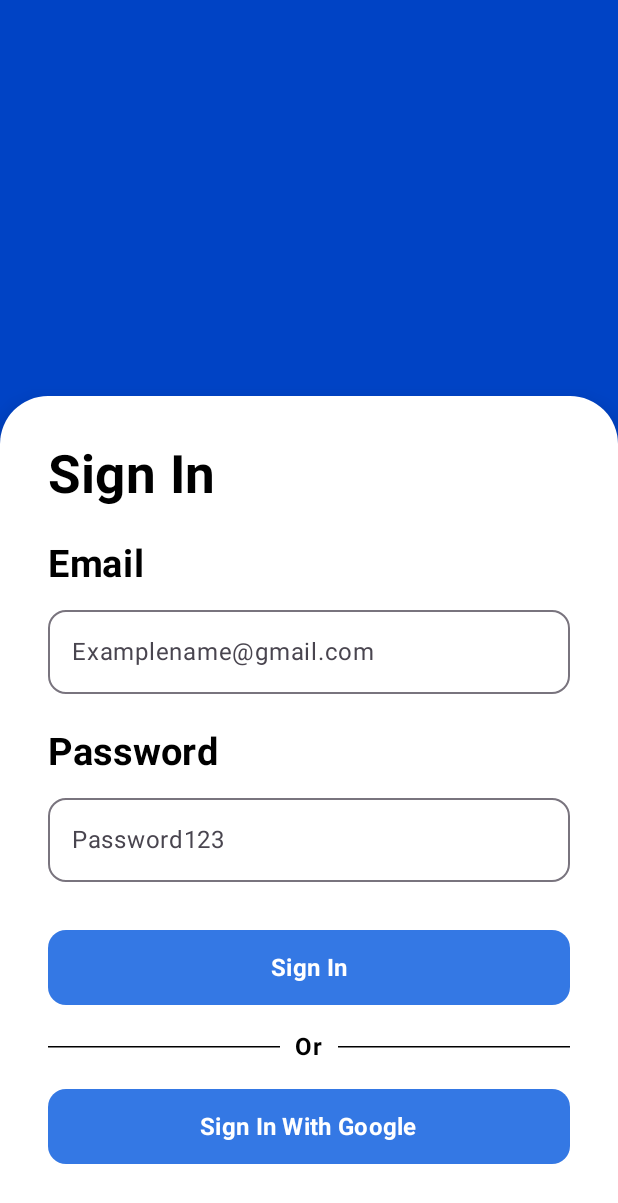
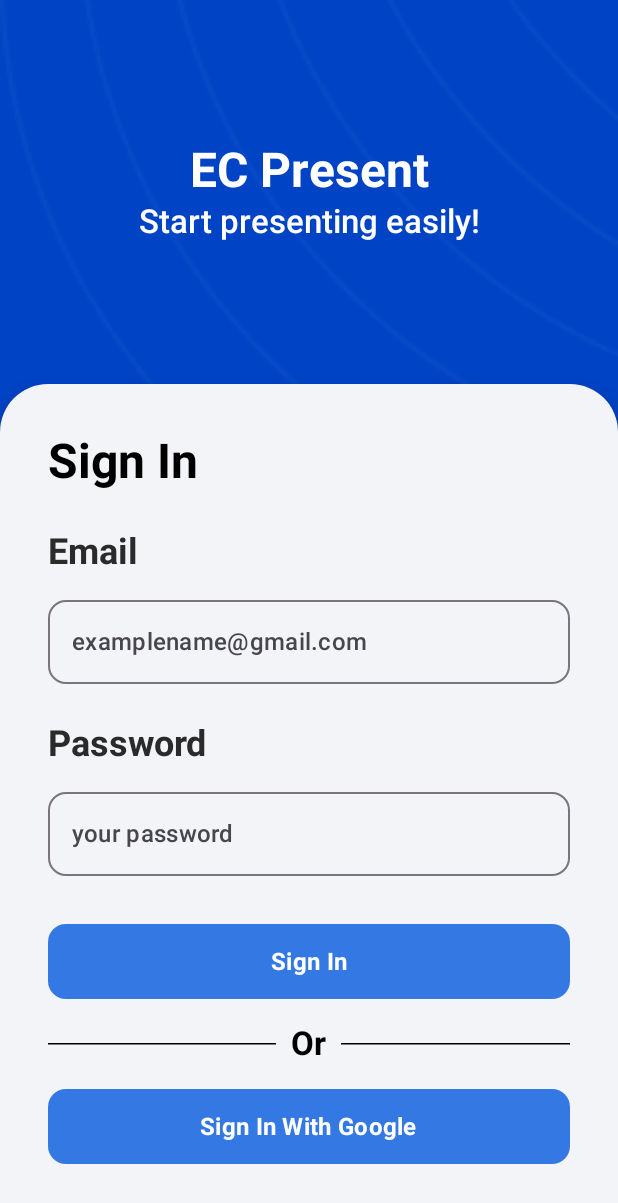
Before and after one commit to UCYenyen/ECPresentFrontend, an Android app built with Jetpack Compose: the @Preview function SignInViewPreview, on a phone screen of 412 x 824 dp. Shown: the top 1203 px of the screen. Run offline under Robolectric (Android 15) with nearby library versions, the phone set to English and light mode, and no system bars.

Commit message:
auth_fix_project_consistency

```diff
--- a/app/src/main/java/com/example/ecpresent/ui/theme/Color.kt
+++ b/app/src/main/java/com/example/ecpresent/ui/theme/Color.kt
@@ -10,3 +10,5 @@ val PresentActionButtonStroke = Color(0XFFF4F4F4).copy(.6f)
 
 val PresentActionButtonBackground = Color(0XFFFFFFFF).copy(.25f)
 val ButtonColor = Color(0xFF3478E4)
+
+val labelLabelColors = Color(0xFF2A2A2A)
--- a/app/src/main/java/com/example/ecpresent/ui/theme/Theme.kt
+++ b/app/src/main/java/com/example/ecpresent/ui/theme/Theme.kt
@@ -17,7 +17,8 @@ private val DarkColorScheme = darkColorScheme(
     surface = MainBackground,
     onSurface = Color.Black,
     primaryContainer = ButtonColor,
-    onPrimaryContainer = Color.White
+    onPrimaryContainer = Color.White,
+    onSecondary = labelLabelColors
 )
 
 private val LightColorScheme = lightColorScheme(
@@ -26,7 +27,8 @@ private val LightColorScheme = lightColorScheme(
     surface = MainBackground,
     onSurface = Color.Black,
     primaryContainer = ButtonColor,
-    onPrimaryContainer = Color.White
+    onPrimaryContainer = Color.White,
+    onSecondary = labelLabelColors
 )
 @Composable
 fun ECPresentTheme(
--- a/app/src/main/java/com/example/ecpresent/ui/view/components/pages/auth/signInSection.kt
+++ b/app/src/main/java/com/example/ecpresent/ui/view/components/pages/auth/signInSection.kt
@@ -1,16 +1,14 @@
 package com.example.ecpresent.ui.view.components.pages.auth
 
-import androidx.compose.foundation.background
-import androidx.compose.foundation.layout.Box
 import androidx.compose.foundation.layout.Column
 import androidx.compose.foundation.layout.Row
 import androidx.compose.foundation.layout.Spacer
-import androidx.compose.foundation.layout.fillMaxSize
 import androidx.compose.foundation.layout.fillMaxWidth
 import androidx.compose.foundation.layout.height
 import androidx.compose.foundation.layout.padding
 import androidx.compose.foundation.shape.RoundedCornerShape
 import androidx.compose.material3.Button
+import androidx.compose.material3.ButtonDefaults
 import androidx.compose.material3.Card
 import androidx.compose.material3.CardDefaults
 import androidx.compose.material3.HorizontalDivider
@@ -28,7 +26,6 @@ import androidx.compose.ui.graphics.Color
 import androidx.compose.ui.text.font.FontWeight
 import androidx.compose.ui.tooling.preview.Preview
 import androidx.compose.ui.unit.dp
-import androidx.compose.ui.unit.sp
 import com.example.ecpresent.ui.theme.ECPresentTheme
 
 @Composable
@@ -36,38 +33,33 @@ fun SignInSection() {
     var emailText by remember { mutableStateOf("") }
     var passwordDummy by remember { mutableStateOf("") }
 
-    Box(
-        modifier = Modifier
-            .fillMaxSize()
-            .background(color = MaterialTheme.colorScheme.background)
-    ) {
     Card(
         modifier = Modifier
-                .fillMaxWidth()
-                .align(Alignment.BottomCenter),
+            .fillMaxWidth(),
         shape = RoundedCornerShape(topStart = 32.dp, topEnd = 32.dp),
         colors = CardDefaults.cardColors(
-                containerColor = Color.White
+            containerColor = MaterialTheme.colorScheme.surface
         ),
         elevation = CardDefaults.cardElevation(defaultElevation = 8.dp)
     ) {
         Column(
             modifier = Modifier
                 .fillMaxWidth()
-                    .padding(32.dp) // Padding dalam card agar lega
+                .padding(32.dp)
         ) {
             Text(
                 text = "Sign In",
-                    fontSize = 35.sp,
+                style = MaterialTheme.typography.headlineLarge,
                 fontWeight = FontWeight.Bold,
-                    color = Color.Black
+                color = MaterialTheme.colorScheme.onSurface
             )
 
             Spacer(modifier = Modifier.height(24.dp))
             Text(
                 text = "Email",
-                    fontSize = 25.sp,
+                style = MaterialTheme.typography.headlineSmall,
                 fontWeight = FontWeight.Bold,
+                color = MaterialTheme.colorScheme.onSecondary
             )
 
             Spacer(modifier = Modifier.height(8.dp))
@@ -76,7 +68,7 @@ fun SignInSection() {
                 value = emailText,
                 onValueChange = { emailText = it },
                 modifier = Modifier.fillMaxWidth(),
-                    label = { Text("Examplename@gmail.com") },
+                label = { Text("examplename@gmail.com", style = MaterialTheme.typography.titleMedium) },
                 shape = RoundedCornerShape(12.dp),
                 singleLine = true
             )
@@ -84,8 +76,9 @@ fun SignInSection() {
             Spacer(modifier = Modifier.height(24.dp))
             Text(
                 text = "Password",
-                    fontSize = 25.sp,
+                style = MaterialTheme.typography.headlineSmall,
                 fontWeight = FontWeight.Bold,
+                color = MaterialTheme.colorScheme.onSecondary
             )
 
             Spacer(modifier = Modifier.height(8.dp))
@@ -94,26 +87,25 @@ fun SignInSection() {
                 value = passwordDummy,
                 onValueChange = { passwordDummy = it },
                 modifier = Modifier.fillMaxWidth(),
-                    label = { Text("Password123") },
+                label = { Text("your password", style = MaterialTheme.typography.titleMedium) },
                 shape = RoundedCornerShape(12.dp),
                 singleLine = true
             )
-                // Jarak sebelum tombol Sign In
             Spacer(modifier = Modifier.height(32.dp))
 
-                // TOMBOL SIGN IN
             Button(
                 onClick = { },
                 modifier = Modifier.fillMaxWidth().height(50.dp),
                 shape = RoundedCornerShape(12.dp),
                 colors = androidx.compose.material3.ButtonDefaults.buttonColors(
-                        containerColor = Color(0xFF3478E4) // Warna biru mirip gambar
+                    containerColor = Color(0xFF3478E4)
                 )
             ) {
                 Text(
                     "Sign In",
                     style = MaterialTheme.typography.titleMedium,
-                        fontWeight = FontWeight.Bold
+                    fontWeight = FontWeight.Bold,
+                    color = MaterialTheme.colorScheme.onPrimaryContainer
                 )
             }
 
@@ -126,19 +118,19 @@ fun SignInSection() {
                 HorizontalDivider(
                     modifier = Modifier.weight(1f),
                     thickness = 1.dp,
-                        color = Color.Black
+                    color = MaterialTheme.colorScheme.onSurface
                 )
                 Text(
                     text = "Or",
                     modifier = Modifier.padding(horizontal = 10.dp),
                     fontWeight = FontWeight.Bold,
-                        color = Color.Black,
-                        fontSize = 16.sp
+                    color = MaterialTheme.colorScheme.onSurface,
+                    style = MaterialTheme.typography.titleLarge,
                 )
                 HorizontalDivider(
                     modifier = Modifier.weight(1f),
                     thickness = 1.dp,
-                        color = Color.Black
+                    color = MaterialTheme.colorScheme.onSurface
                 )
             }
             Spacer(modifier = Modifier.height(16.dp))
@@ -147,7 +139,7 @@ fun SignInSection() {
                 onClick = { },
                 modifier = Modifier.fillMaxWidth().height(50.dp),
                 shape = RoundedCornerShape(12.dp),
-                    colors = androidx.compose.material3.ButtonDefaults.buttonColors(
+                colors = ButtonDefaults.buttonColors(
                     containerColor = Color(0xFF3478E4)
                 )
             ) {
@@ -161,7 +153,6 @@ fun SignInSection() {
         }
     }
 }
-}
 
 @Preview(showBackground = true)
 @Composable
--- a/app/src/main/java/com/example/ecpresent/ui/view/pages/auth/signInView.kt
+++ b/app/src/main/java/com/example/ecpresent/ui/view/pages/auth/signInView.kt
@@ -2,9 +2,13 @@ package com.example.ecpresent.ui.view.pages.auth
 
 import androidx.compose.foundation.Image
 import androidx.compose.foundation.background
+import androidx.compose.foundation.layout.Arrangement
 import androidx.compose.foundation.layout.Box
+import androidx.compose.foundation.layout.Column
+import androidx.compose.foundation.layout.Spacer
 import androidx.compose.foundation.layout.fillMaxSize
 import androidx.compose.foundation.layout.fillMaxWidth
+import androidx.compose.foundation.layout.height
 import androidx.compose.material3.MaterialTheme
 import androidx.compose.runtime.Composable
 import androidx.compose.ui.Alignment
@@ -12,6 +16,7 @@ import androidx.compose.ui.Modifier
 import androidx.compose.ui.layout.ContentScale
 import androidx.compose.ui.res.painterResource
 import androidx.compose.ui.tooling.preview.Preview
+import androidx.compose.ui.unit.dp
 import com.example.ecpresent.R
 import com.example.ecpresent.ui.theme.ECPresentTheme
 import com.example.ecpresent.ui.view.components.elements.Title
@@ -19,18 +24,20 @@ import com.example.ecpresent.ui.view.components.pages.auth.SignInSection
 
 @Composable
 fun SignInView() {
-    Box(
+    Column(
         modifier = Modifier
             .fillMaxSize()
-            .background(color = MaterialTheme.colorScheme.background)
+            .background(color = MaterialTheme.colorScheme.background),
     ) {
         Image(
             painter = painterResource(R.drawable.filler_top_right),
             contentDescription = null,
-            modifier = Modifier.align(Alignment.TopEnd).fillMaxWidth(),
+            modifier = Modifier.fillMaxWidth(),
             contentScale = ContentScale.FillWidth
         )
-
+    }
+    Column(verticalArrangement = Arrangement.SpaceBetween, horizontalAlignment = Alignment.CenterHorizontally, modifier = Modifier.fillMaxSize()) {
+        Spacer(Modifier.height(0.dp))
         Title("EC Present", "Start presenting easily!")
 
         SignInSection()
```
Also changed, not shown: app/src/main/java/com/example/ecpresent/ui/view/components/pages/auth/signUpSection.kt (+13 -17 lines), app/src/main/java/com/example/ecpresent/ui/view/pages/auth/signUpView.kt (+10 -3 lines). Lines whose indentation alone changed are shown as unchanged.
